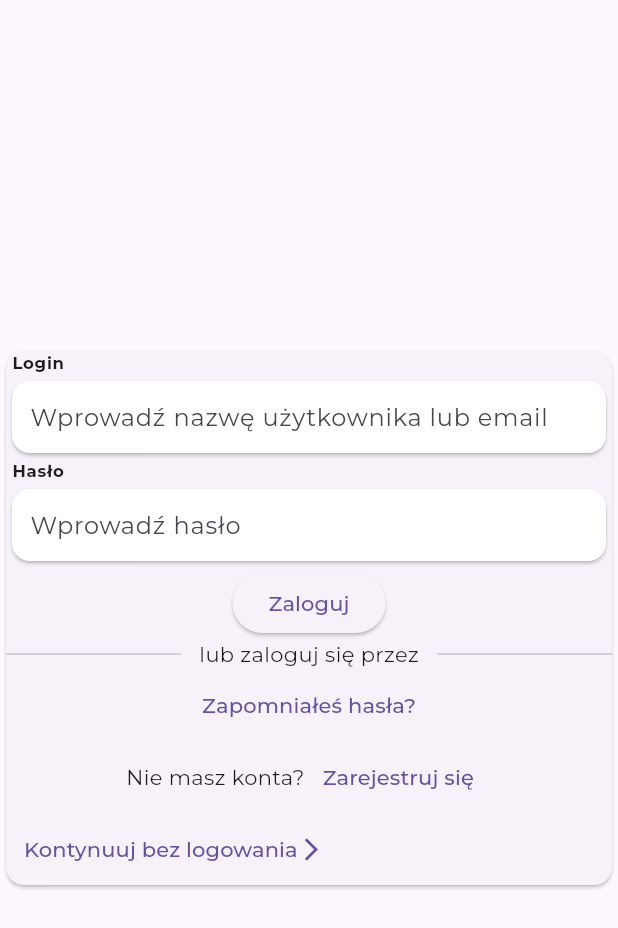
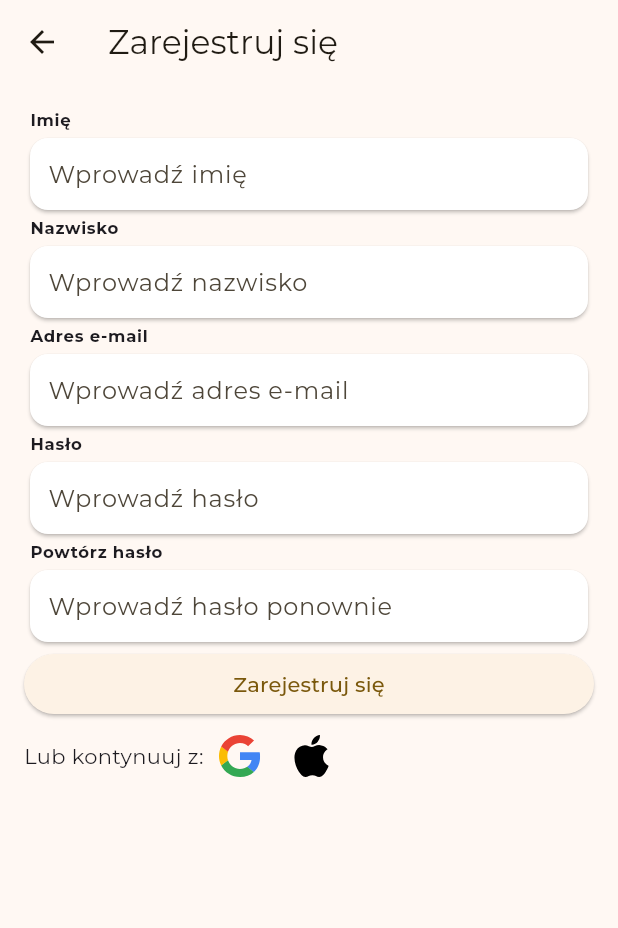
Before and after one commit to xmooncake/hypee, a Flutter app: the screen it shows after launch, after a tap on "Zarejestruj się", on a phone screen of 412 x 824 dp. Shown: the top 928 px of the screen. Run offline on Flutter 3.47's test engine with Material 3 defaults, Android fonts, the phone set to English and light mode, and no system bars; our stand-ins replace bloc, dio, equatable, flutter_bloc, flutter_svg, go_router and 1 more; generated files the repository leaves out were written again.

Commit message:
Updated login layout, added register screen

```diff
--- a/lib/config/constants.dart
+++ b/lib/config/constants.dart
@@ -8,6 +8,7 @@ class Constants {
   static const baseUrl = '';
 
   static ThemeData get appTheme => ThemeData(
+        colorSchemeSeed: const Color(0xffc6a66e),
         textTheme: GoogleFonts.montserratTextTheme(),
       );
 }
--- a/lib/features/app/router.dart
+++ b/lib/features/app/router.dart
@@ -3,8 +3,8 @@ import 'package:flutter/material.dart';
 
 import 'package:go_router/go_router.dart';
 
-import 'package:hypee/features/home/home.screen.dart';
 import 'package:hypee/features/login/login.screen.dart';
+import 'package:hypee/features/login/register.screen.dart';
 
 class AppRouter {
   AppRouter() {
@@ -19,6 +19,12 @@ class AppRouter {
         GoRoute(
           path: kLogin,
           builder: (context, state) => const LoginScreen(),
+          routes: [
+            GoRoute(
+              path: 'register',
+              builder: (context, state) => const RegisterScreen(),
+            ),
+          ],
         ),
         // ShellRoute(
         //   navigatorKey: _shellNavigatorKey,
@@ -34,11 +40,13 @@ class AppRouter {
 
   final GlobalKey<NavigatorState> _rootNavigatorKey =
       GlobalKey<NavigatorState>(debugLabel: 'root');
+
   final GlobalKey<NavigatorState> _shellNavigatorKey =
       GlobalKey<NavigatorState>(debugLabel: 'shell');
 
   static const String kIntroduction = '/introduction';
   static const String kLogin = '/login';
+  static const String kRegister = '/login/register';
 
   static const String kHome = '/home';
 
--- a/lib/features/login/login.screen.dart
+++ b/lib/features/login/login.screen.dart
@@ -4,7 +4,9 @@ import 'package:flutter/widgets.dart';
 
 import 'package:flutter_bloc/flutter_bloc.dart';
 import 'package:flutter_svg/svg.dart';
+import 'package:go_router/go_router.dart';
 
+import 'package:hypee/features/app/router.dart';
 import 'package:hypee/features/login/cubit/login_cubit.dart';
 import 'package:hypee/features/shared/components/labeled_textfield.dart';
 
@@ -27,11 +29,18 @@ class _LoginView extends StatelessWidget {
   Widget build(BuildContext context) {
     return Scaffold(
       body: SafeArea(
-        child: Center(
-          child: Card(
+        minimum: const EdgeInsets.all(16),
         child: Column(
           mainAxisSize: MainAxisSize.min,
           children: [
+            SvgPicture.asset(
+              'assets/brand/logo.svg',
+              height: MediaQuery.of(context).size.height * 0.03,
+            ),
+            const Text('Dobrze Cię widzieć!'),
+            const Text(
+              "Zostań częścią naszej streetwear'owej społeczności i kupuj, sprzedawaj oraz wymieniaj!",
+            ),
             LabeledTextField(
               cardColor: Colors.white,
               labelText: 'Login',
@@ -57,6 +66,30 @@ class _LoginView extends StatelessWidget {
                 Expanded(child: Divider()),
               ],
             ),
+            Row(
+              mainAxisAlignment: MainAxisAlignment.center,
+              children: [
+                ElevatedButton.icon(
+                  onPressed: () {},
+                  icon: SvgPicture.asset(
+                    'assets/icons/google.svg',
+                    height: 25,
+                    width: 25,
+                  ),
+                  label: const Text('Google'),
+                ),
+                const SizedBox(width: 8),
+                ElevatedButton.icon(
+                  onPressed: () {},
+                  icon: SvgPicture.asset(
+                    'assets/icons/apple.svg',
+                    height: 25,
+                    width: 25,
+                  ),
+                  label: const Text('Apple'),
+                ),
+              ],
+            ),
             TextButton(
               onPressed: () {},
               child: const Text('Zapomniałeś hasła?'),
@@ -65,17 +98,21 @@ class _LoginView extends StatelessWidget {
               mainAxisAlignment: MainAxisAlignment.center,
               children: [
                 const Text('Nie masz konta?'),
+                // TODO: Use AppBloc instead
                 TextButton(
-                      onPressed: () {},
+                  onPressed: () => context.go(AppRouter.kRegister),
                   child: const Text('Zarejestruj się'),
                 ),
               ],
             ),
             TextButton(
-                  onPressed: () {},
+              // TODO: Use AppBloc instead
+              onPressed: () => context.go(AppRouter.kHome),
               child: const Row(
+                mainAxisAlignment: MainAxisAlignment.center,
                 children: [
                   Text('Kontynuuj bez logowania'),
+                  SizedBox(width: 8),
                   Icon(Icons.arrow_forward_ios),
                 ],
               ),
@@ -83,8 +120,6 @@ class _LoginView extends StatelessWidget {
           ],
         ),
       ),
-        ),
-      ),
     );
   }
 }
--- /dev/null
+++ b/lib/features/login/register.screen.dart
@@ -0,0 +1,87 @@
+import 'package:flutter/material.dart';
+
+import 'package:flutter_svg/svg.dart';
+
+import 'package:hypee/features/shared/components/labeled_textfield.dart';
+
+class RegisterScreen extends StatelessWidget {
+  const RegisterScreen({super.key});
+
+  @override
+  Widget build(BuildContext context) {
+    return Scaffold(
+      appBar: AppBar(
+        title: const Text('Zarejestruj się'),
+      ),
+      body: SafeArea(
+        minimum: const EdgeInsets.all(16),
+        child: Column(
+          crossAxisAlignment: CrossAxisAlignment.stretch,
+          mainAxisSize: MainAxisSize.min,
+          children: [
+            LabeledTextField(
+              widthModifier: 0.4,
+              cardColor: Colors.white,
+              obscureText: true,
+              labelText: 'Imię',
+              hintText: 'Wprowadź imię',
+            ),
+            LabeledTextField(
+              widthModifier: 0.4,
+              cardColor: Colors.white,
+              obscureText: true,
+              labelText: 'Nazwisko',
+              hintText: 'Wprowadź nazwisko',
+            ),
+            LabeledTextField(
+              widthModifier: 0.4,
+              cardColor: Colors.white,
+              obscureText: true,
+              labelText: 'Adres e-mail',
+              hintText: 'Wprowadź adres e-mail',
+            ),
+            LabeledTextField(
+              widthModifier: 0.4,
+              cardColor: Colors.white,
+              obscureText: true,
+              labelText: 'Hasło',
+              hintText: 'Wprowadź hasło',
+            ),
+            LabeledTextField(
+              widthModifier: 0.4,
+              cardColor: Colors.white,
+              obscureText: true,
+              labelText: 'Powtórz hasło',
+              hintText: 'Wprowadź hasło ponownie',
+            ),
+            ElevatedButton(
+              onPressed: () {},
+              child: const Text('Zarejestruj się'),
+            ),
+            Row(
+              children: [
+                const Text('Lub kontynuuj z:'),
+                IconButton(
+                  onPressed: () {},
+                  icon: SvgPicture.asset(
+                    'assets/icons/google.svg',
+                    width: 28,
+                    height: 28,
+                  ),
+                ),
+                IconButton(
+                  onPressed: () {},
+                  icon: SvgPicture.asset(
+                    'assets/icons/apple.svg',
+                    width: 28,
+                    height: 28,
+                  ),
+                ),
+              ],
+            ),
+          ],
+        ),
+      ),
+    );
+  }
+}
```
Also changed, not shown: assets/brand/logo.svg (added), assets/icons/apple.svg (renamed from assets/icons/apple-icon.svg), assets/icons/google.svg (renamed from assets/icons/google-icon.svg). Lines whose indentation alone changed are shown as unchanged.
